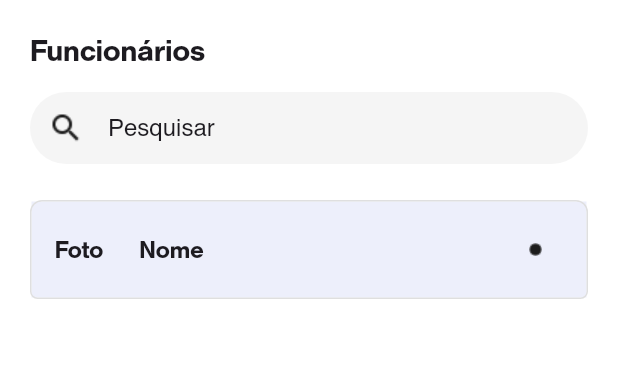
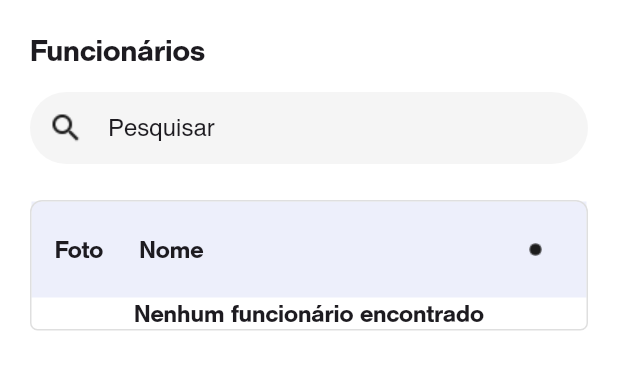
Before and after one commit to joaovvn/betalent_test, a Flutter app: the screen it shows after launch, on a phone screen of 412 x 824 dp, the part 52-442 px from its top. Run offline on Flutter 3.47's test engine with Material 3 defaults, Android fonts, the phone set to English and light mode, and no system bars; our stand-ins replace get; network calls fail.

```diff
--- a/lib/features/home/view/home_view.dart
+++ b/lib/features/home/view/home_view.dart
@@ -50,7 +50,14 @@ class HomeView extends StatelessWidget {
                       children: [
                         ListHeader(),
                         Obx(() {
-                          return ListView.separated(
+                          return _homeViewModel.employeeList.isEmpty
+                              ? Text(
+                                  "Nenhum funcionário encontrado",
+                                  style: Theme.of(context)
+                                      .textTheme
+                                      .headlineMedium,
+                                )
+                              : ListView.separated(
                                   shrinkWrap: true,
                                   padding: EdgeInsets.zero,
                                   physics: NeverScrollableScrollPhysics(),
@@ -73,8 +80,8 @@ class HomeView extends StatelessWidget {
                                                 employee: employee,
                                                 onTap: () {
                                                   isCollapsed = !isCollapsed;
-                                              _homeViewModel
-                                                  .updateWidget(employee.id);
+                                                  _homeViewModel.updateWidget(
+                                                      employee.id);
                                                 },
                                                 isCollapsed: isCollapsed);
                                           }),
--- a/lib/main.dart
+++ b/lib/main.dart
@@ -19,6 +19,7 @@ class BeTalentTest extends StatelessWidget {
     return GestureDetector(
       onTap: () => FocusManager.instance.primaryFocus?.unfocus(),
       child: GetMaterialApp(
+        debugShowCheckedModeBanner: false,
         theme: ThemeData(
           appBarTheme: Theme.of(context).appBarTheme.copyWith(
                 color: AppColors.white,
```
Also changed, not shown: lib/features/home/widgets/employee_card.dart (+22 -1 lines). Lines whose indentation alone changed are shown as unchanged.
